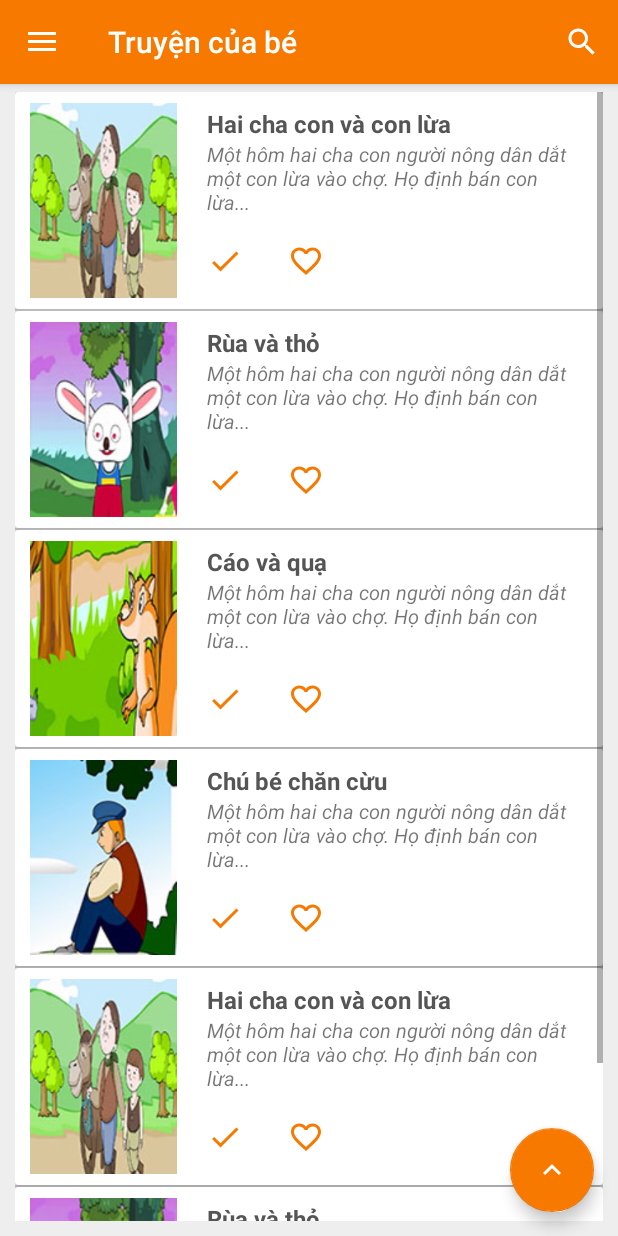
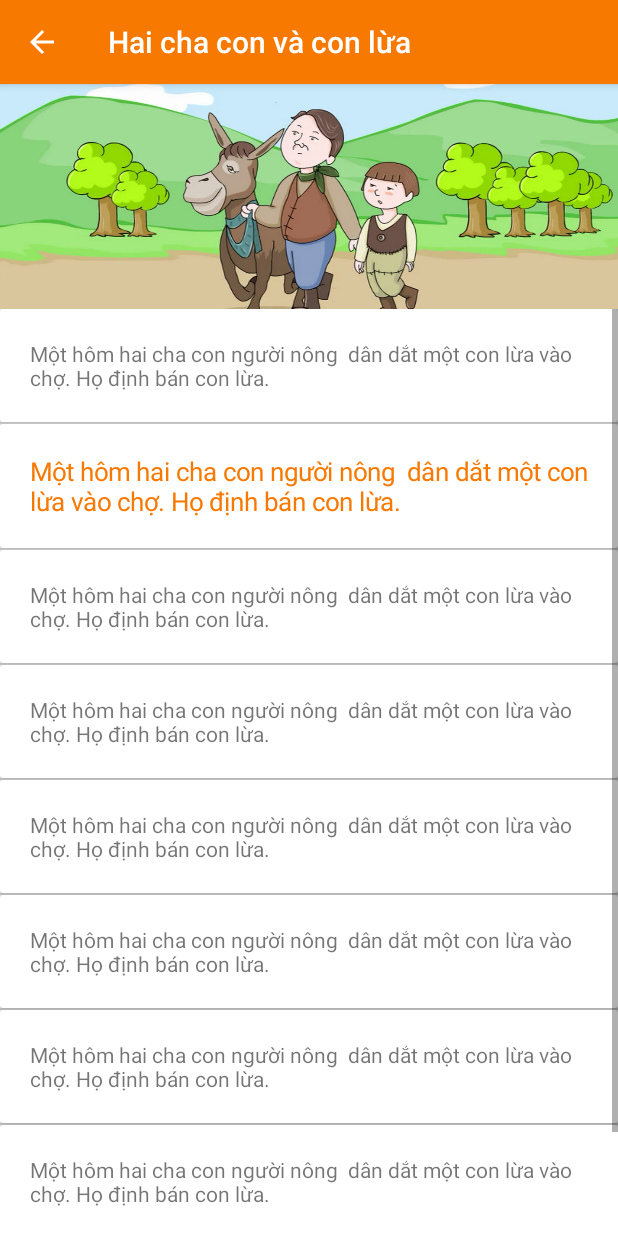
Before and after one commit to khangit96/be-tap-ke-chuyen, an Android app: the screen it shows after launch (MainActivity before the commit, TruyenCuaBeActivity after it), after a tap on "Hai cha con và con lừa", on a phone screen of 412 x 824 dp. Run offline under Robolectric (Android 15) with nearby library versions, the light colour scheme and no system bars.

Commit message:
update function

```diff
--- a/app/build.gradle
+++ b/app/build.gradle
@@ -20,6 +20,7 @@ android {
 
 dependencies {
     implementation fileTree(dir: 'libs', include: ['*.jar'])
+    implementation 'com.android.support.constraint:constraint-layout:1.0.2'
     compile 'com.android.support:appcompat-v7:25.3.1'
     compile 'com.android.support:design:25.3.1'
     compile 'com.android.support:cardview-v7:25.3.1'
--- a/app/src/main/AndroidManifest.xml
+++ b/app/src/main/AndroidManifest.xml
@@ -16,6 +16,9 @@
                 <category android:name="android.intent.category.LAUNCHER" />
             </intent-filter>
         </activity>
+        <activity
+            android:name=".activity.TruyenCuaBeActivity"
+            android:parentActivityName=".activity.MainActivity"></activity>
     </application>
 
 </manifest>
--- /dev/null
+++ b/app/src/main/java/com/example/khang/betapkechuyen/activity/TruyenCuaBeActivity.java
@@ -0,0 +1,54 @@
+package com.example.khang.betapkechuyen.activity;
+
+import android.support.v7.app.AppCompatActivity;
+import android.os.Bundle;
+import android.support.v7.widget.Toolbar;
+import android.widget.ListView;
+
+import com.example.khang.betapkechuyen.R;
+import com.example.khang.betapkechuyen.adapter.SentenceAdapter;
+import com.example.khang.betapkechuyen.model.Sentence;
+import com.example.khang.betapkechuyen.model.Story;
+
+import java.util.ArrayList;
+import java.util.List;
+
+public class TruyenCuaBeActivity extends AppCompatActivity {
+    Toolbar toolbar;
+    Story story;
+    ListView lvSentence;
+    SentenceAdapter sentenceAdapter;
+    @Override
+    protected void onCreate(Bundle savedInstanceState) {
+        super.onCreate(savedInstanceState);
+        setContentView(R.layout.activity_truyen_cua_be);
+
+        initToolbar();
+        initControls();
+    }
+
+    private void initToolbar() {
+        toolbar = (Toolbar) findViewById(R.id.toolbar);
+        setSupportActionBar(toolbar);
+        getSupportActionBar().setDisplayHomeAsUpEnabled(true);
+        story= (Story) getIntent().getSerializableExtra("STORY");
+        setTitle(story.storyTitle);
+    }
+
+    public void initControls(){
+        List<Sentence> sentenceList=new ArrayList<>();
+        sentenceList.add(new Sentence("Một hôm hai cha con người nông  dân dắt một con lừa vào chợ. Họ định bán con lừa.","l","ff"));
+        sentenceList.add(new Sentence("Một hôm hai cha con người nông  dân dắt một con lừa vào chợ. Họ định bán con lừa.","l","ff"));
+        sentenceList.add(new Sentence("Một hôm hai cha con người nông  dân dắt một con lừa vào chợ. Họ định bán con lừa.","l","ff"));
+        sentenceList.add(new Sentence("Một hôm hai cha con người nông  dân dắt một con lừa vào chợ. Họ định bán con lừa.","l","ff"));
+        sentenceList.add(new Sentence("Một hôm hai cha con người nông  dân dắt một con lừa vào chợ. Họ định bán con lừa.","l","ff"));
+        sentenceList.add(new Sentence("Một hôm hai cha con người nông  dân dắt một con lừa vào chợ. Họ định bán con lừa.","l","ff"));
+        sentenceList.add(new Sentence("Một hôm hai cha con người nông  dân dắt một con lừa vào chợ. Họ định bán con lừa.","l","ff"));
+        sentenceList.add(new Sentence("Một hôm hai cha con người nông  dân dắt một con lừa vào chợ. Họ định bán con lừa.","l","ff"));
+        sentenceList.add(new Sentence("Một hôm hai cha con người nông  dân dắt một con lừa vào chợ. Họ định bán con lừa.","l","ff"));
+
+        lvSentence= (ListView) findViewById(R.id.lvSentence);
+        sentenceAdapter=new SentenceAdapter(TruyenCuaBeActivity.this,R.layout.list_sentence,sentenceList);
+        lvSentence.setAdapter(sentenceAdapter);
+    }
+}
--- /dev/null
+++ b/app/src/main/java/com/example/khang/betapkechuyen/adapter/SentenceAdapter.java
@@ -0,0 +1,54 @@
+package com.example.khang.betapkechuyen.adapter;
+
+import android.app.Activity;
+import android.content.Context;
+import android.support.annotation.NonNull;
+import android.support.annotation.Nullable;
+import android.support.v4.content.ContextCompat;
+import android.view.LayoutInflater;
+import android.view.View;
+import android.view.ViewGroup;
+import android.widget.ArrayAdapter;
+import android.widget.ImageView;
+import android.widget.TextView;
+
+import com.example.khang.betapkechuyen.R;
+import com.example.khang.betapkechuyen.model.Sentence;
+import com.example.khang.betapkechuyen.model.Story;
+
+import java.util.List;
+
+/**
+ * Created by khang on 22/02/2018.
+ */
+
+public class SentenceAdapter extends ArrayAdapter<Sentence> {
+    Context context;
+    List<Sentence> sentenceList;
+    int layout;
+    public SentenceAdapter(@NonNull Context context, int layout, List<Sentence> sentenceList) {
+        super(context, layout, sentenceList);
+        this.context=context;
+        this.sentenceList=sentenceList;
+        this.layout=layout;
+    }
+
+    @NonNull
+    @Override
+    public View getView(int position, @Nullable View convertView, @NonNull ViewGroup parent) {
+        LayoutInflater inflater = ((Activity) context).getLayoutInflater();
+        convertView = inflater.inflate(layout, parent, false);
+
+        final Sentence sentence = sentenceList.get(position);
+
+        TextView tvSentence = (TextView) convertView.findViewById(R.id.tvSentence);
+
+        tvSentence.setText(sentence.content);
+
+        if(position==1){
+            tvSentence.setTextColor(ContextCompat.getColor(context, R.color.colorPrimary));
+            tvSentence.setTextSize(17);
+        }
+        return convertView;
+    }
+}
--- a/app/src/main/java/com/example/khang/betapkechuyen/fragment/TruyenCuaBeFragment.java
+++ b/app/src/main/java/com/example/khang/betapkechuyen/fragment/TruyenCuaBeFragment.java
@@ -1,5 +1,6 @@
 package com.example.khang.betapkechuyen.fragment;
 
+import android.content.Intent;
 import android.os.Bundle;
 import android.support.v4.app.Fragment;
 import android.view.LayoutInflater;
@@ -10,6 +11,7 @@ import android.widget.ListView;
 import android.widget.Toast;
 
 import com.example.khang.betapkechuyen.R;
+import com.example.khang.betapkechuyen.activity.TruyenCuaBeActivity;
 import com.example.khang.betapkechuyen.adapter.TruyenCuaBeAdapter;
 import com.example.khang.betapkechuyen.model.Story;
 
@@ -48,8 +50,10 @@ public class TruyenCuaBeFragment extends Fragment {
         lvTruyenCuaBe.setOnItemClickListener(new AdapterView.OnItemClickListener() {
             @Override
             public void onItemClick(AdapterView<?> adapterView, View view, int i, long l) {
-                Toast.makeText(getContext(), "Clicked", Toast.LENGTH_LONG).show();
-            }
+                Intent intent=new Intent(getContext(), TruyenCuaBeActivity.class);
+                intent.putExtra("STORY",storyList.get(i));
+                startActivity(intent);
+             }
         });
 
     }
--- /dev/null
+++ b/app/src/main/java/com/example/khang/betapkechuyen/model/Sentence.java
@@ -0,0 +1,23 @@
+package com.example.khang.betapkechuyen.model;
+
+import java.io.Serializable;
+
+/**
+ * Created by Administrator on 6/12/2017.
+ */
+
+public class Sentence implements Serializable {
+    public String content;
+    public String imgResource;
+    public String soundResource;
+
+    public Sentence() {
+
+    }
+
+    public Sentence(String content, String imgResource, String soundResource) {
+        this.content = content;
+        this.soundResource = soundResource;
+        this.imgResource = imgResource;
+    }
+}
--- a/app/src/main/java/com/example/khang/betapkechuyen/model/Story.java
+++ b/app/src/main/java/com/example/khang/betapkechuyen/model/Story.java
@@ -1,10 +1,12 @@
 package com.example.khang.betapkechuyen.model;
+
+import java.io.Serializable;
 
 /**
  * Created by khang on 21/02/2018.
  */
 
-public class Story {
+public class Story implements Serializable {
     public String storyDescription;
     public int storyImgThumbnail;
     public String storyTitle;
--- /dev/null
+++ b/app/src/main/res/layout/activity_truyen_cua_be.xml
@@ -0,0 +1,42 @@
+<?xml version="1.0" encoding="utf-8"?>
+<LinearLayout xmlns:android="http://schemas.android.com/apk/res/android"
+    xmlns:app="http://schemas.android.com/apk/res-auto"
+    xmlns:tools="http://schemas.android.com/tools"
+    android:layout_width="match_parent"
+    android:layout_height="match_parent"
+    android:orientation="vertical">
+
+    <android.support.design.widget.AppBarLayout
+        android:layout_width="match_parent"
+        android:layout_height="wrap_content"
+        android:theme="@style/AppTheme.AppBarOverlay">
+
+        <android.support.v7.widget.Toolbar
+            android:id="@+id/toolbar"
+            android:layout_width="match_parent"
+            android:layout_height="?attr/actionBarSize"
+            android:background="?attr/colorPrimary"
+            app:popupTheme="@style/AppTheme.PopupOverlay">
+        </android.support.v7.widget.Toolbar>
+
+    </android.support.design.widget.AppBarLayout>
+
+    <FrameLayout
+        android:layout_width="match_parent"
+        android:layout_height="wrap_content">
+
+        <ImageView
+            android:src="@drawable/haichaconvaconlua_1"
+            android:id="@+id/imgSentence"
+            android:layout_width="wrap_content"
+            android:layout_height="150dp"
+            android:layout_marginTop="0dp"
+            android:scaleType="fitXY" />
+    </FrameLayout>
+
+
+    <ListView
+        android:id="@+id/lvSentence"
+        android:layout_width="match_parent"
+        android:layout_height="wrap_content"></ListView>
+</LinearLayout>
--- /dev/null
+++ b/app/src/main/res/layout/list_sentence.xml
@@ -0,0 +1,21 @@
+<?xml version="1.0" encoding="utf-8"?>
+<android.support.v7.widget.CardView xmlns:android="http://schemas.android.com/apk/res/android"
+    android:id="@+id/card_books"
+    android:layout_width="match_parent"
+    android:layout_height="wrap_content"
+    android:layout_margin="0dp"
+    android:padding="0dp">
+
+    <LinearLayout
+        android:id="@+id/layout_partner"
+        android:layout_width="match_parent"
+        android:layout_height="wrap_content"
+        android:orientation="vertical"
+        android:padding="20dp">
+        <TextView
+            android:text="Demo"
+            android:id="@+id/tvSentence"
+            android:layout_width="match_parent"
+            android:layout_height="wrap_content" />
+    </LinearLayout>
+</android.support.v7.widget.CardView>
```
Also changed, not shown: app/src/main/res/drawable/haichaconvaconlua_1.png (added).
